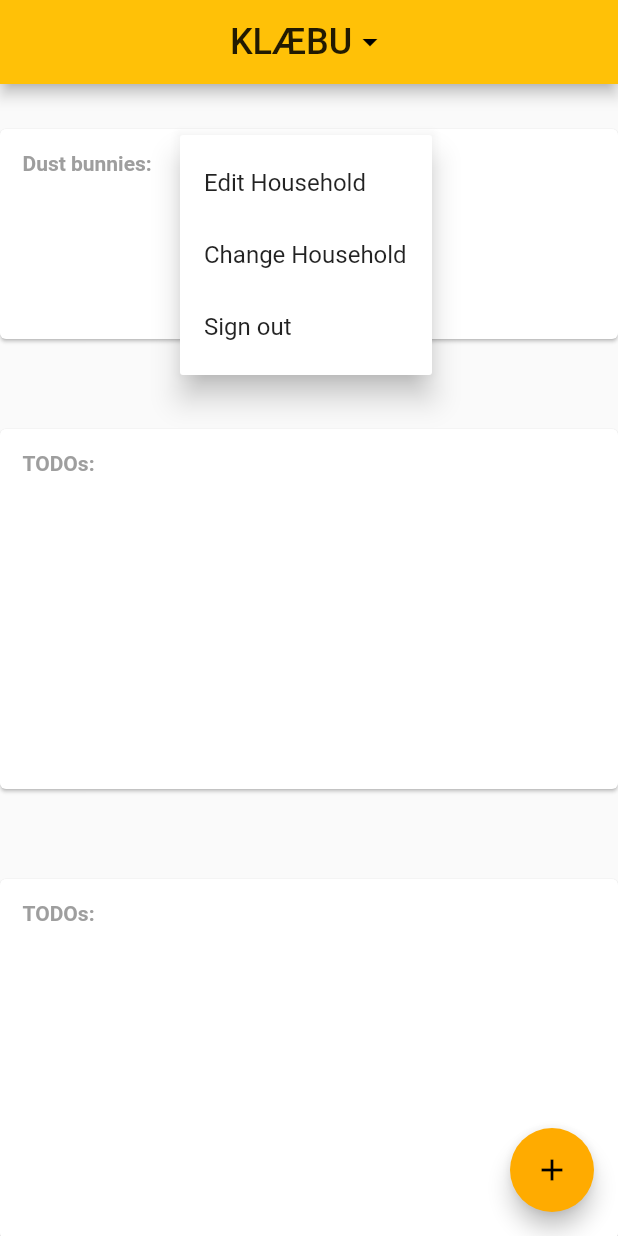
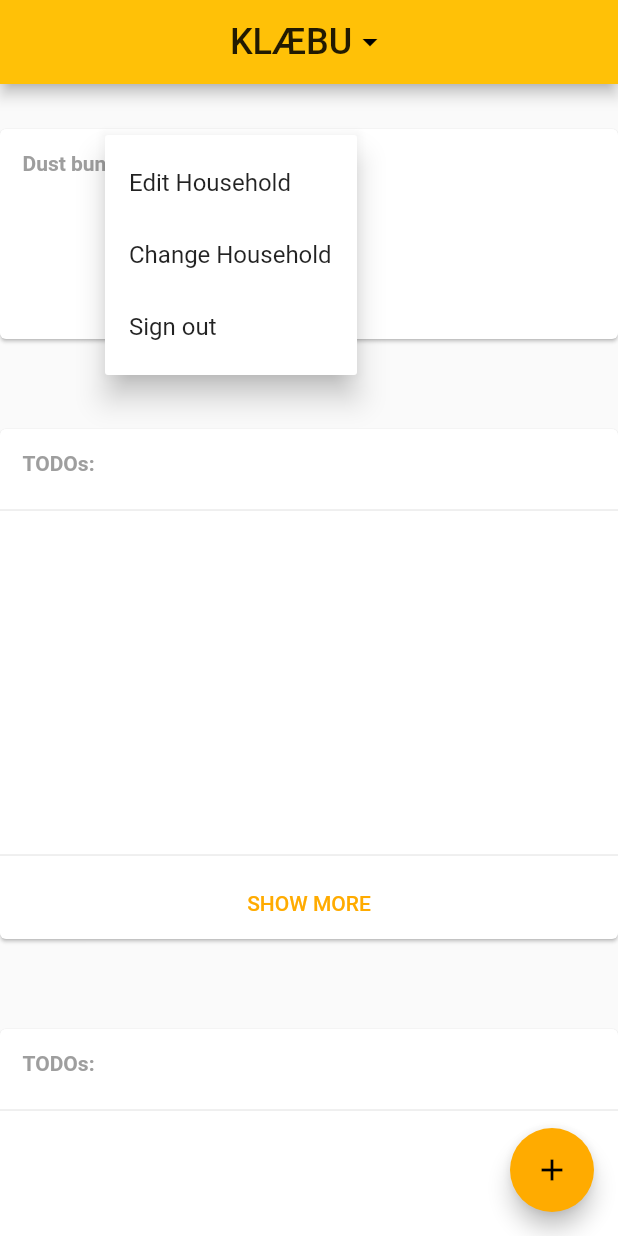
Before and after one commit to nicklasbekkevold/hybelkaninen, a Flutter app: the screen it shows after launch, after a tap on "KLÆBU", on a phone screen of 412 x 824 dp. Run offline on Flutter 3.47's test engine with Material 2 defaults, Android fonts, the phone set to English and light mode, and no system bars; our stand-ins replace cloud_firestore; accounts and stored records are empty.

Commit message:
Added 'Show more'-button on tasks

```diff
--- a/lib/main.dart
+++ b/lib/main.dart
@@ -21,6 +21,7 @@ class Hybelkaninen extends StatelessWidget {
           title: TextStyle(fontSize: 24.0, ),
           headline: TextStyle(fontSize: 24.0, fontWeight: FontWeight.bold),
           body1: TextStyle(fontSize: 14.0, color: Colors.grey, fontWeight: FontWeight.bold),
+          button: TextStyle(fontSize: 14.0, color: Theme.of(context).accentColor),
         ),
       ),
       home: HomePage(),
--- a/lib/screens/home_page.dart
+++ b/lib/screens/home_page.dart
@@ -22,7 +22,7 @@ class _HomePageState extends State<HomePage> {
     return () async {
       String selected = await showMenu<String>(
         context: context,
-        position: RelativeRect.fromLTRB(120.0, 90.0, 200.0, 0.0),
+        position: RelativeRect.fromLTRB(70.0, 90.0, 200.0, 0.0),
         items: popupRoutes.map((String popupRoute) {
           return PopupMenuItem<String>(
               child: Text(popupRoute),
--- a/lib/screens/main_widgets/tasks.dart
+++ b/lib/screens/main_widgets/tasks.dart
@@ -8,16 +8,19 @@ class Tasks extends StatelessWidget {
   Widget build(BuildContext context) {
     return Container(
       padding: EdgeInsets.symmetric(vertical: 30.0),
-      height: 300.0,
+      height: 400.0,
       child: Card(
         margin: EdgeInsets.all(0.0),
         child: Column(
-          crossAxisAlignment: CrossAxisAlignment.start ,
+          crossAxisAlignment: CrossAxisAlignment.stretch,
+          mainAxisSize: MainAxisSize.max,
+          mainAxisAlignment: MainAxisAlignment.end,
           children: <Widget>[
             Container(
               padding: EdgeInsets.all(15.0),
               child: Text('TODOs: ', style: Theme.of(context).textTheme.body1,)
             ),
+            Divider(),
             Expanded(
               child: StreamBuilder(
                 stream: Firestore.instance.collection('tasks').snapshots(),
@@ -32,6 +35,12 @@ class Tasks extends StatelessWidget {
                   );
                 }
               ),
+            ),
+            Divider(),
+            FlatButton(
+              child: Text('SHOW MORE'),
+              textTheme: ButtonTextTheme.accent,
+              onPressed: () => print('Pressed'),
             ),
           ]
         ),
```
